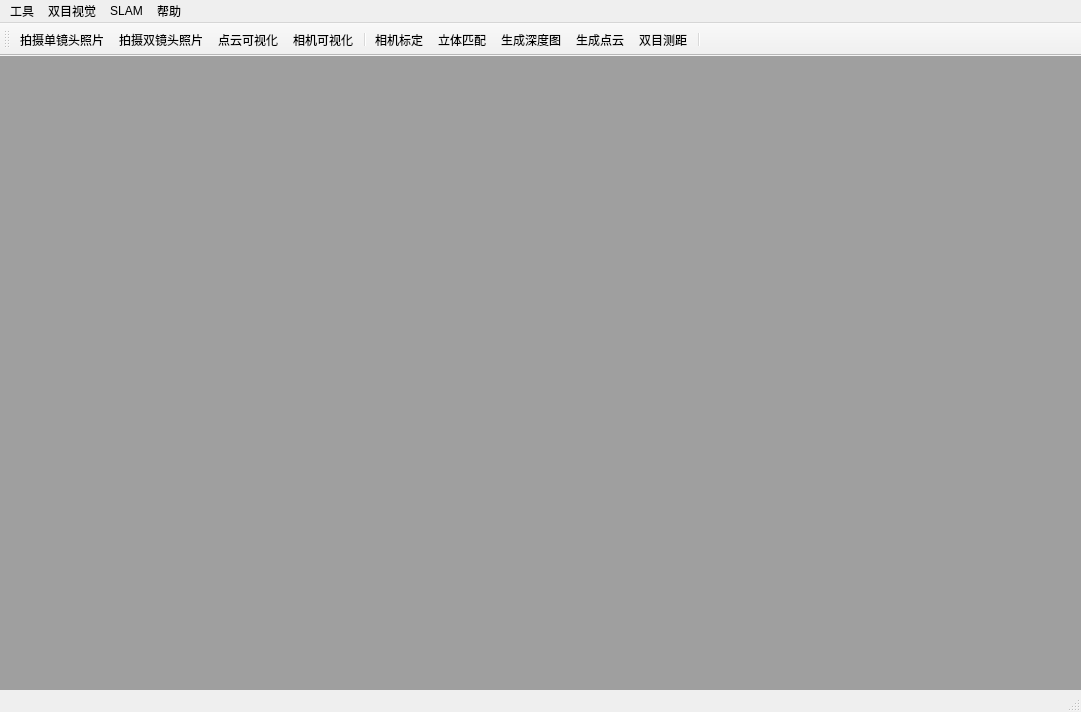
Above: src/Evision/Evision.ui from jiafeng5513/Evision before the change. Below: the same form after it.
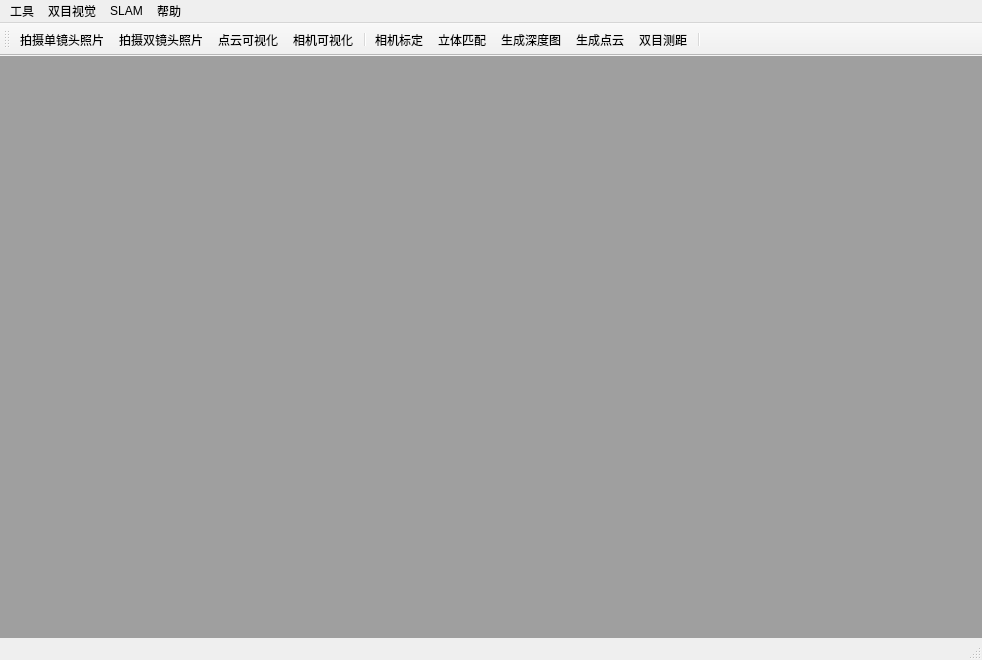
That is the form after the change. Icons and pictures are not drawn.

Diff of the .ui file:
```diff
--- a/src/Evision/Evision.ui
+++ b/src/Evision/Evision.ui
@@ -6,12 +6,12 @@
    <rect>
     <x>0</x>
     <y>0</y>
-    <width>1081</width>
-    <height>712</height>
+    <width>982</width>
+    <height>660</height>
    </rect>
   </property>
   <property name="sizePolicy">
-   <sizepolicy hsizetype="Fixed" vsizetype="Fixed">
+   <sizepolicy hsizetype="Expanding" vsizetype="Expanding">
     <horstretch>0</horstretch>
     <verstretch>0</verstretch>
    </sizepolicy>
@@ -66,7 +66,7 @@
     <rect>
      <x>0</x>
      <y>0</y>
-     <width>1081</width>
+     <width>982</width>
      <height>23</height>
     </rect>
    </property>
```
Left out of the diff: 5 changed lines with no effect on the pictures.
